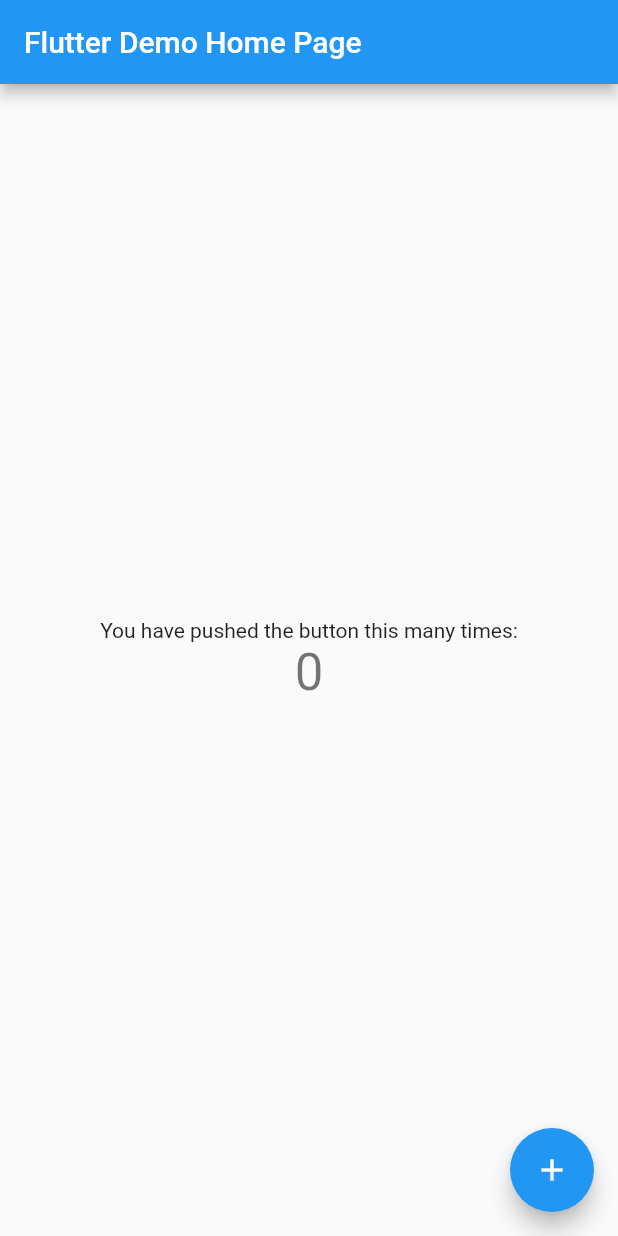
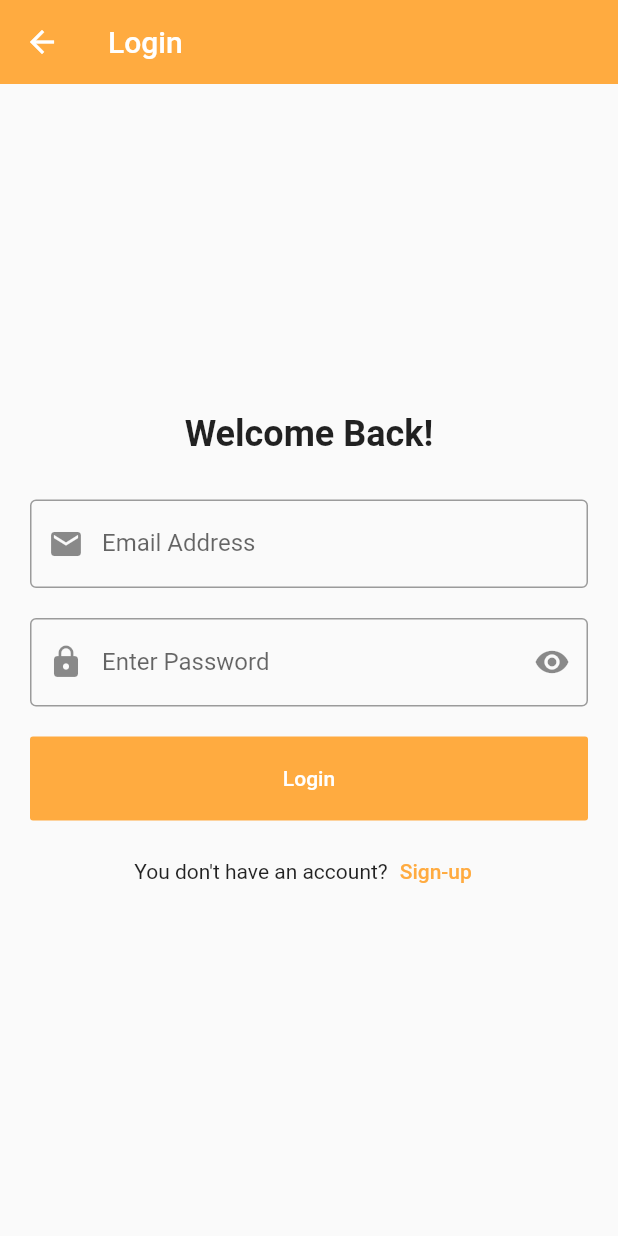
Before and after one commit to ojpro/flutter_learning_app, a Flutter app: the screen it shows after launch, on a phone screen of 412 x 824 dp. Run offline on Flutter 3.47's test engine with Material 2 defaults, Android fonts, the phone set to English and light mode, and no system bars.

Commit message:
✅ Completed the Login Screen

```diff
--- a/lib/main.dart
+++ b/lib/main.dart
@@ -1,115 +1,20 @@
 import 'package:flutter/material.dart';
+import 'package:flutter_learning_app/screens/login.dart';
 
 void main() {
-  runApp(const MyApp());
+  runApp(MyApp());
 }
 
 class MyApp extends StatelessWidget {
-  const MyApp({super.key});
-
-  // This widget is the root of your application.
   @override
   Widget build(BuildContext context) {
     return MaterialApp(
-      title: 'Flutter Demo',
+      debugShowCheckedModeBanner: false,
+      title: "Learning Flutter App",
       theme: ThemeData(
-        // This is the theme of your application.
-        //
-        // Try running your application with "flutter run". You'll see the
-        // application has a blue toolbar. Then, without quitting the app, try
-        // changing the primarySwatch below to Colors.green and then invoke
-        // "hot reload" (press "r" in the console where you ran "flutter run",
-        // or simply save your changes to "hot reload" in a Flutter IDE).
-        // Notice that the counter didn't reset back to zero; the application
-        // is not restarted.
-        primarySwatch: Colors.blue,
+        primarySwatch: Colors.orange,
       ),
-      home: const MyHomePage(title: 'Flutter Demo Home Page'),
+      home: LoginScreen(),
     );
   }
 }
-
-class MyHomePage extends StatefulWidget {
-  const MyHomePage({super.key, required this.title});
-
-  // This widget is the home page of your application. It is stateful, meaning
-  // that it has a State object (defined below) that contains fields that affect
-  // how it looks.
-
-  // This class is the configuration for the state. It holds the values (in this
-  // case the title) provided by the parent (in this case the App widget) and
-  // used by the build method of the State. Fields in a Widget subclass are
-  // always marked "final".
-
-  final String title;
-
-  @override
-  State<MyHomePage> createState() => _MyHomePageState();
-}
-
-class _MyHomePageState extends State<MyHomePage> {
-  int _counter = 0;
-
-  void _incrementCounter() {
-    setState(() {
-      // This call to setState tells the Flutter framework that something has
-      // changed in this State, which causes it to rerun the build method below
-      // so that the display can reflect the updated values. If we changed
-      // _counter without calling setState(), then the build method would not be
-      // called again, and so nothing would appear to happen.
-      _counter++;
-    });
-  }
-
-  @override
-  Widget build(BuildContext context) {
-    // This method is rerun every time setState is called, for instance as done
-    // by the _incrementCounter method above.
-    //
-    // The Flutter framework has been optimized to make rerunning build methods
-    // fast, so that you can just rebuild anything that needs updating rather
-    // than having to individually change instances of widgets.
-    return Scaffold(
-      appBar: AppBar(
-        // Here we take the value from the MyHomePage object that was created by
-        // the App.build method, and use it to set our appbar title.
-        title: Text(widget.title),
-      ),
-      body: Center(
-        // Center is a layout widget. It takes a single child and positions it
-        // in the middle of the parent.
-        child: Column(
-          // Column is also a layout widget. It takes a list of children and
-          // arranges them vertically. By default, it sizes itself to fit its
-          // children horizontally, and tries to be as tall as its parent.
-          //
-          // Invoke "debug painting" (press "p" in the console, choose the
-          // "Toggle Debug Paint" action from the Flutter Inspector in Android
-          // Studio, or the "Toggle Debug Paint" command in Visual Studio Code)
-          // to see the wireframe for each widget.
-          //
-          // Column has various properties to control how it sizes itself and
-          // how it positions its children. Here we use mainAxisAlignment to
-          // center the children vertically; the main axis here is the vertical
-          // axis because Columns are vertical (the cross axis would be
-          // horizontal).
-          mainAxisAlignment: MainAxisAlignment.center,
-          children: <Widget>[
-            const Text(
-              'You have pushed the button this many times:',
-            ),
-            Text(
-              '$_counter',
-              style: Theme.of(context).textTheme.headline4,
-            ),
-          ],
-        ),
-      ),
-      floatingActionButton: FloatingActionButton(
-        onPressed: _incrementCounter,
-        tooltip: 'Increment',
-        child: const Icon(Icons.add),
-      ), // This trailing comma makes auto-formatting nicer for build methods.
-    );
-  }
-}
--- /dev/null
+++ b/lib/screens/login.dart
@@ -0,0 +1,115 @@
+import 'package:flutter/material.dart';
+
+class LoginScreen extends StatelessWidget {
+  // Fields Controllers
+  var emailController = TextEditingController();
+  var passwordController = TextEditingController();
+
+  @override
+  Widget build(BuildContext context) {
+    return Scaffold(
+      appBar: AppBar(
+        elevation: 0,
+        backgroundColor: Colors.orangeAccent,
+        leading: const Icon(
+          Icons.arrow_back,
+          color: Colors.white,
+        ),
+        title: const Text(
+          "Login",
+          style: TextStyle(
+            color: Colors.white,
+          ),
+          textAlign: TextAlign.center,
+        ),
+      ),
+      body: SafeArea(
+        child: Center(
+          child: SingleChildScrollView(
+            child: Container(
+              padding: const EdgeInsets.symmetric(
+                horizontal: 20,
+              ),
+              width: double.infinity,
+              child: Column(
+                children: [
+                  Text(
+                    "Welcome Back!",
+                    style: TextStyle(
+                      fontSize: 24,
+                      fontWeight: FontWeight.bold,
+                    ),
+                  ),
+                  SizedBox(
+                    height: 30,
+                  ),
+                  TextFormField(
+                    controller: emailController,
+                    keyboardType: TextInputType.emailAddress,
+                    decoration: const InputDecoration(
+                      labelText: "Email Address",
+                      border: OutlineInputBorder(),
+                      prefixIcon: Icon(Icons.email),
+                    ),
+                  ),
+                  SizedBox(
+                    height: 20,
+                  ),
+                  TextFormField(
+                    controller: passwordController,
+                    keyboardType: TextInputType.visiblePassword,
+                    obscureText: true,
+                    decoration: const InputDecoration(
+                      labelText: "Enter Password",
+                      border: OutlineInputBorder(),
+                      prefixIcon: Icon(Icons.lock),
+                      suffixIcon: Icon(Icons.remove_red_eye),
+                    ),
+                  ),
+                  SizedBox(
+                    height: 20,
+                  ),
+                  MaterialButton(
+                    minWidth: double.infinity,
+                    padding: const EdgeInsets.symmetric(
+                      vertical: 20,
+                    ),
+                    elevation: 0,
+                    color: Colors.orangeAccent,
+                    onPressed: () {
+                      print(emailController.text);
+                      print("\n ");
+                      print(passwordController.text);
+                    },
+                    child: const Text(
+                      "Login",
+                      style: TextStyle(color: Colors.white),
+                    ),
+                  ),
+                  SizedBox(
+                    height: 10,
+                  ),
+                  Row(
+                    mainAxisAlignment: MainAxisAlignment.center,
+                    children: [
+                      Text(
+                        "You don't have an account?",
+                      ),
+                      TextButton(
+                        onPressed: () {},
+                        child: Text(
+                          "Sign-up",
+                          style: TextStyle(color: Colors.orangeAccent),
+                        ),
+                      ),
+                    ],
+                  ),
+                ],
+              ),
+            ),
+          ),
+        ),
+      ),
+    );
+  }
+}
```
